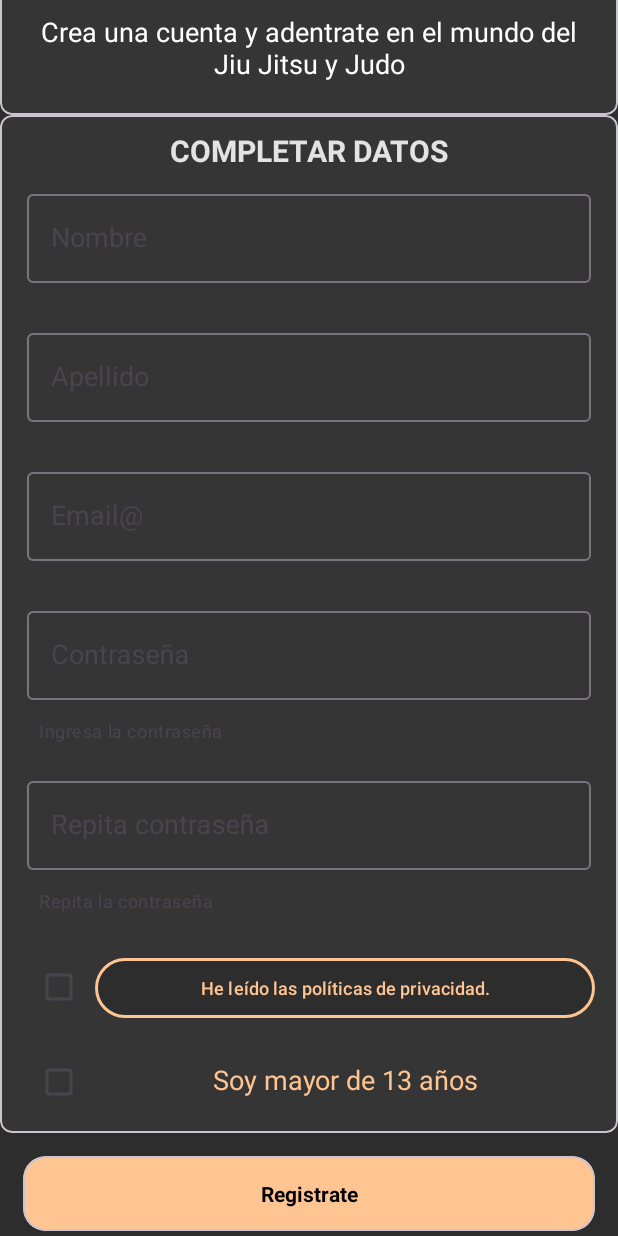
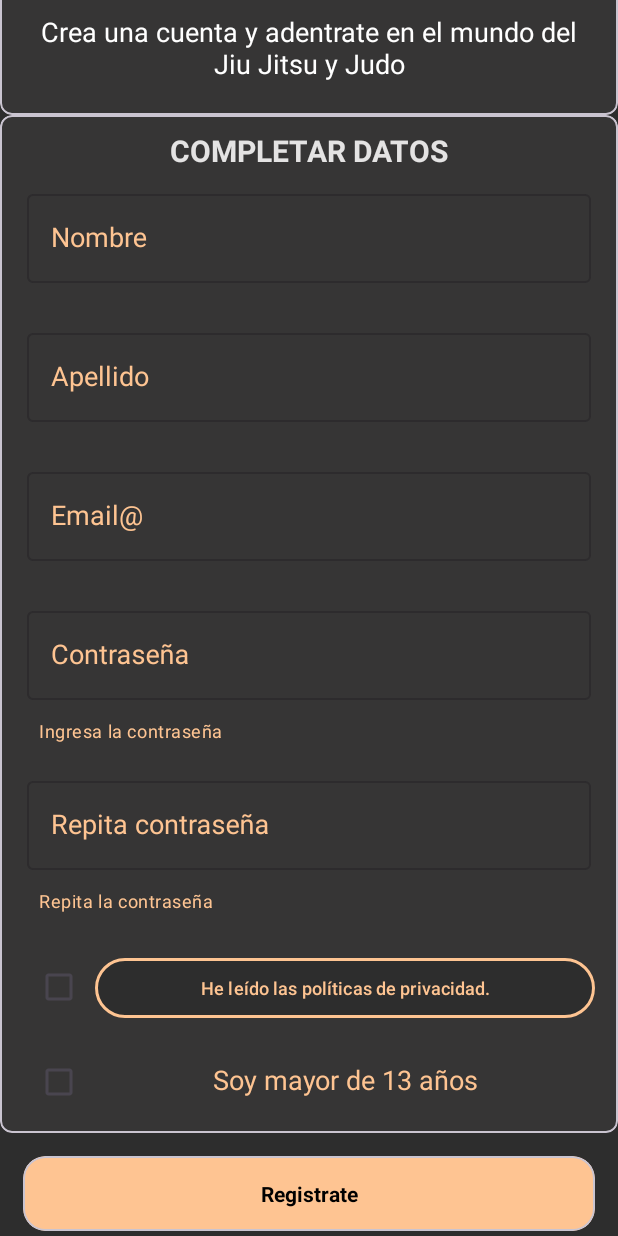
Before and after one commit to efra621/KawaishiRyuAppNew, an Android app: the RegisterFragment screen opened through its navigation route, on a phone screen of 412 x 824 dp. Run offline under Robolectric (Android 15) with nearby library versions, the phone set to English and light mode, and no system bars.

Commit message:
Solucion de errores -Se agrego drawable que faltaban -Se agregaron string -Se solucionaron problemas de asignacion

```diff
--- a/app/build.gradle.kts
+++ b/app/build.gradle.kts
@@ -54,7 +54,7 @@ android {
 
     buildFeatures {
         viewBinding = true
-        buildConfig = true
+        //buildConfig = true
     }
 }
 
@@ -78,8 +78,7 @@ dependencies {
     implementation("com.google.firebase:firebase-auth")
 
     // Google Play Services Auth
-    implementation("com.google.android.gms:play-services-auth:32.8.1") // Especificando la versión
-
+    //implementation("com.google.android.gms:play-services-auth:32.8.1") // Especificando la versión
 
     // Kotlin
     val n1 = "2.7.7"
--- /dev/null
+++ b/app/src/main/res/drawable/ic_check.xml
@@ -0,0 +1,5 @@
+<vector android:height="24dp" android:tint="#FFFFFF"
+    android:viewportHeight="24" android:viewportWidth="24"
+    android:width="24dp" xmlns:android="http://schemas.android.com/apk/res/android">
+    <path android:fillColor="@android:color/white" android:pathData="M9,16.17L4.83,12l-1.42,1.41L9,19 21,7l-1.41,-1.41z"/>
+</vector>
--- /dev/null
+++ b/app/src/main/res/drawable/ic_report_problem.xml
@@ -0,0 +1,5 @@
+<vector android:height="24dp" android:tint="#FFFFFF"
+    android:viewportHeight="24" android:viewportWidth="24"
+    android:width="24dp" xmlns:android="http://schemas.android.com/apk/res/android">
+    <path android:fillColor="@android:color/white" android:pathData="M1,21h22L12,2 1,21zM13,18h-2v-2h2v2zM13,14h-2v-4h2v4z"/>
+</vector>
--- a/app/src/main/res/layout/custom_snackbar2_layout.xml
+++ b/app/src/main/res/layout/custom_snackbar2_layout.xml
@@ -6,9 +6,7 @@
     android:layout_height="wrap_content"
     android:background="#E91e63"
     android:gravity="center"
-    android:minHeight="45dp"
-
-    >
+    android:minHeight="45dp">
 
     <LinearLayout
         android:layout_marginStart="10dp"
--- a/app/src/main/res/layout/custom_snackbar3_layout.xml
+++ b/app/src/main/res/layout/custom_snackbar3_layout.xml
@@ -21,7 +21,7 @@
             android:id="@+id/icon"
             android:layout_width="35dp"
             android:layout_height="35dp"
-            app:srcCompat="@drawable/ic_baseline_report_problem"
+            app:srcCompat="@drawable/ic_report_problem"
             app:tint="#F58634" />
 
         <View
--- a/app/src/main/res/layout/fragment_register.xml
+++ b/app/src/main/res/layout/fragment_register.xml
@@ -45,7 +45,7 @@
                 android:textStyle="bold" />
 
             <com.google.android.material.textfield.TextInputLayout
-                style="@style/TextInputLayout2"
+                style="@style/CommonTextInputLayout2"
                 android:layout_width="match_parent"
                 android:layout_height="wrap_content"
                 android:layout_margin="10dp"
@@ -59,7 +59,7 @@
             </com.google.android.material.textfield.TextInputLayout>
 
             <com.google.android.material.textfield.TextInputLayout
-                style="@style/TextInputLayout2"
+                style="@style/CommonTextInputLayout2"
                 android:layout_width="match_parent"
                 android:layout_height="wrap_content"
                 android:layout_margin="10dp"
@@ -73,7 +73,7 @@
             </com.google.android.material.textfield.TextInputLayout>
 
             <com.google.android.material.textfield.TextInputLayout
-                style="@style/TextInputLayout2"
+                style="@style/CommonTextInputLayout2"
                 android:layout_width="match_parent"
                 android:layout_height="wrap_content"
                 android:layout_margin="10dp">
@@ -87,7 +87,7 @@
 
             <com.google.android.material.textfield.TextInputLayout
                 android:id="@+id/tvInpLPassword"
-                style="@style/TextInputLayout2"
+                style="@style/CommonTextInputLayout2"
                 android:layout_width="match_parent"
                 android:layout_height="wrap_content"
                 android:layout_margin="10dp"
@@ -101,7 +101,7 @@
             </com.google.android.material.textfield.TextInputLayout>
 
             <com.google.android.material.textfield.TextInputLayout
-                style="@style/TextInputLayout2"
+                style="@style/CommonTextInputLayout2"
                 android:layout_width="match_parent"
                 android:layout_height="wrap_content"
                 android:layout_margin="10dp"
@@ -157,11 +157,11 @@
 
                 <TextView
                     android:id="@+id/tvAge"
-                    android:layout_width="match_parent"
+                    android:layout_width="0dp"
                     android:layout_height="wrap_content"
                     android:layout_weight="1"
                     android:gravity="center"
-                    android:text="Soy mayor de 13 años"
+                    android:text="@string/st_soy_mayor_de_13_a_os"
                     android:textAlignment="inherit"
                     android:textColor="@color/C1"
                     android:textSize="18sp"
@@ -190,7 +190,7 @@
                 android:layout_width="match_parent"
                 android:layout_height="wrap_content"
                 android:gravity="center"
-                android:text="Registrate"
+                android:text="@string/st_registrate"
                 android:textColor="@color/black"
                 android:textSize="14sp"
                 android:textStyle="bold"
@@ -234,7 +234,7 @@
                 android:layout_width="match_parent"
                 android:layout_height="wrap_content"
                 android:gravity="center"
-                android:text="Hecho"
+                android:text="@string/st_hecho"
                 android:textColor="@color/black"
                 android:textSize="14sp"
                 android:textStyle="bold"
--- a/app/src/main/res/values/strings.xml
+++ b/app/src/main/res/values/strings.xml
@@ -20,6 +20,8 @@
     <string name="email">Email@</string>
     <string name="st_password_rep">Repita contraseña</string>
     <string name="st_politic1">He leído las políticas de privacidad.</string>
+    <string name="st_soy_mayor_de_13_a_os">Soy mayor de 13 años</string>
+    <string name="st_registrate">Registrate</string>
 
     <!-- Item location -->
     <string name="st_nombre_del_dojo">Nombre del dojo</string>
@@ -54,6 +56,7 @@
     <!-- Item_menu_tec -->
     <string name="st_jiu_jitsu">Jiu jitsu</string>
     <string name="st_traducir">Traducir</string>
+    <string name="st_hecho">Hecho</string>
 
 
 </resources>
```
Also changed, not shown: app/src/main/res/drawable/ic_baseline_table_rows.xml (added, +10 -0 lines).
